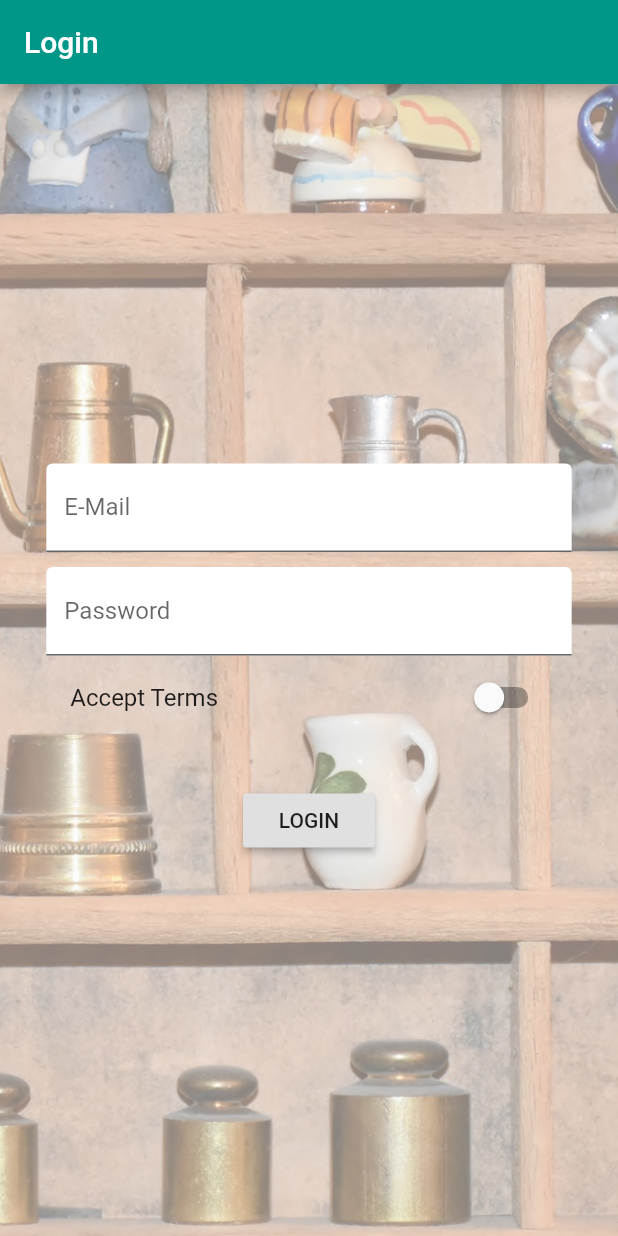
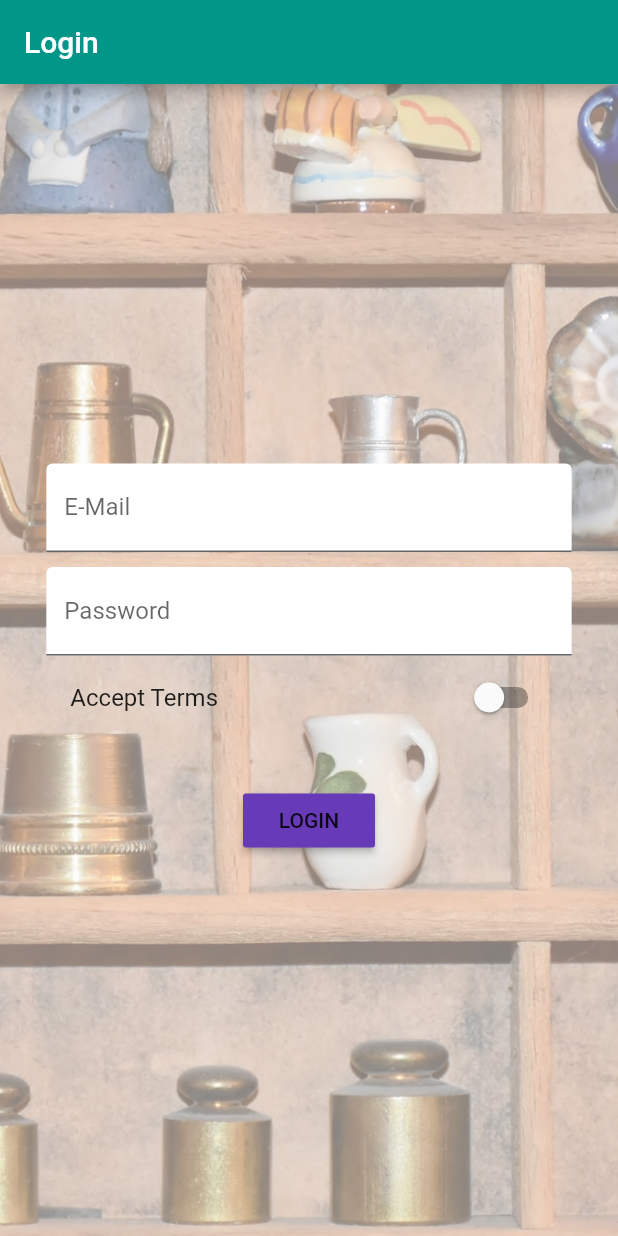
Before and after one commit to NeonArray/flutter-course, a Flutter app: the screen it shows after launch, on a phone screen of 412 x 824 dp. Run offline on Flutter 3.47's test engine with Material 2 defaults, Android fonts, the phone set to English and light mode, and no system bars.

Commit message:
Add brightness and buttonColor properties to ThemeData

```diff
--- a/lib/main.dart
+++ b/lib/main.dart
@@ -35,8 +35,10 @@ class _MyAppState extends State<MyApp> {
 	Widget build(BuildContext context) {
 		return MaterialApp(
 			theme: ThemeData(
+				brightness: Brightness.light,
 				primarySwatch: Colors.teal,
 				accentColor: Colors.grey,
+				buttonColor: Colors.deepPurple,
 			),
 			routes: {
 				// The '/' is a special route that Flutter uses to show as the 'home' screen.
```
